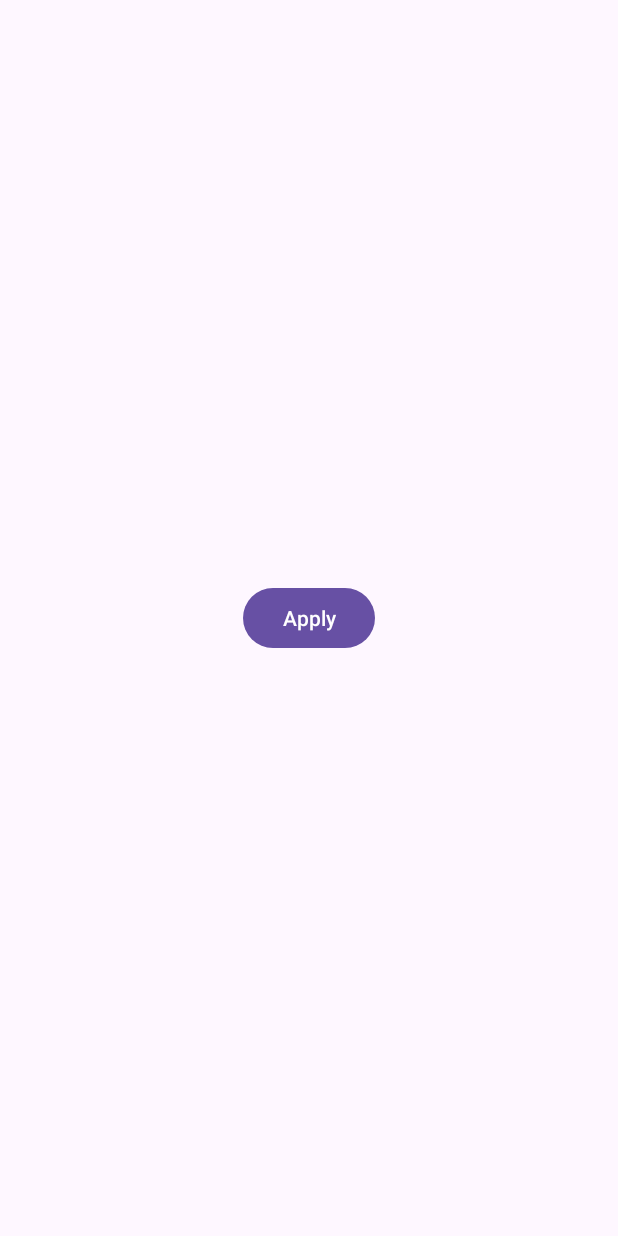
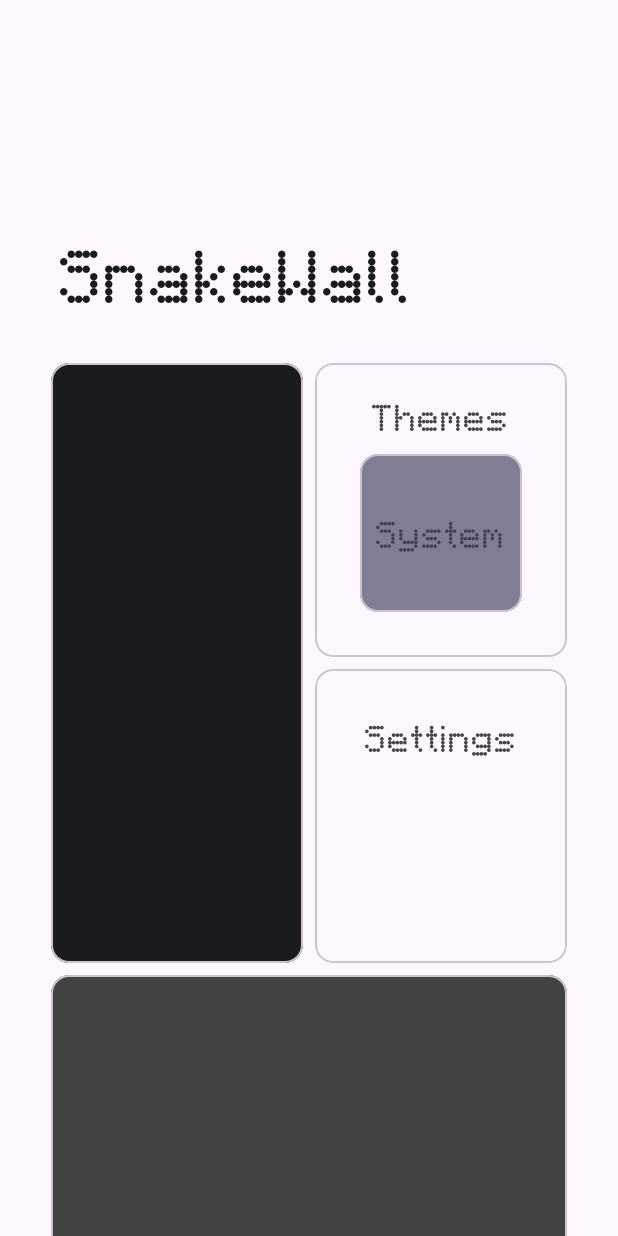
Before and after one commit to Kalpu-24/SnakeWall, an Android app: the screen it shows after launch (MainActivity), on a phone screen of 412 x 824 dp. Run offline under Robolectric (Android 15) with nearby library versions, the phone set to English and light mode, and no system bars.

Commit message:
presets and homescreen ui created partially

```diff
--- a/app/src/main/java/kalp/snake/wall/MainActivity.java
+++ b/app/src/main/java/kalp/snake/wall/MainActivity.java
@@ -1,10 +1,12 @@
 package kalp.snake.wall;
 
-import android.app.WallpaperManager;
-import android.content.ComponentName;
-import android.content.Intent;
+import android.content.SharedPreferences;
 import android.os.Bundle;
-import android.widget.Button;
+
+import android.os.Handler;
+import android.os.Looper;
+import android.util.Log;
+import android.widget.TextView;
 
 import androidx.activity.EdgeToEdge;
 import androidx.appcompat.app.AppCompatActivity;
@@ -12,9 +14,18 @@ import androidx.core.graphics.Insets;
 import androidx.core.view.ViewCompat;
 import androidx.core.view.WindowInsetsCompat;
 
-import kalp.snake.wall.service.SnakeWallpaperService;
+import com.google.android.material.card.MaterialCardView;
+
+import kalp.snake.wall.data.ColorThemesData;
+import kalp.snake.wall.models.ColorPrefConfig;
+import kalp.snake.wall.models.ColorTheme;
+
 
 public class MainActivity extends AppCompatActivity {
+
+    MaterialCardView themePreviewCard;
+    TextView themePreviewText;
+    int i = 0;
 
     @Override
     protected void onCreate(Bundle savedInstanceState) {
@@ -26,13 +37,30 @@ public class MainActivity extends AppCompatActivity {
             v.setPadding(systemBars.left, systemBars.top, systemBars.right, systemBars.bottom);
             return insets;
         });
-        Button apply = findViewById(R.id.apply);
-        apply.setOnClickListener(v -> {
-            Intent intent = new Intent(
-                    WallpaperManager.ACTION_CHANGE_LIVE_WALLPAPER);
-            intent.putExtra(WallpaperManager.EXTRA_LIVE_WALLPAPER_COMPONENT,
-                    new ComponentName(this, SnakeWallpaperService.class));
-            startActivity(intent);
+        themePreviewCard = findViewById(R.id.themePreviewCard);
+        themePreviewText = findViewById(R.id.themePreviewText);
+        ColorTheme[] colorThemes = ColorThemesData.getThemes();
+
+        themePreviewCard.setCardBackgroundColor(colorThemes[i].colorPrefConfig.getSnakeBackgroundColor());
+        themePreviewCard.setBackgroundTintList(null);
+        themePreviewText.setText(colorThemes[i].title);
+        themePreviewText.setTextColor(colorThemes[i].colorPrefConfig.getButtonsAndFrameColor());
+
+        loopPreview();
+    }
+
+    public void loopPreview() {
+        Thread loop = new Thread(() -> {
+            while (true) {
+                try {
+                    Thread.sleep(5000);
+                } catch (InterruptedException e) {
+                    throw new RuntimeException(e);
+                }
+                i = (i + 1) % 4;
+                Log.d("uhh", String.valueOf(i));
+            }
         });
+        loop.start();
     }
 }
--- /dev/null
+++ b/app/src/main/java/kalp/snake/wall/data/ColorThemesData.java
@@ -0,0 +1,51 @@
+package kalp.snake.wall.data;
+
+import kalp.snake.wall.R;
+import kalp.snake.wall.models.ColorPrefConfig;
+import kalp.snake.wall.models.ColorTheme;
+
+public class ColorThemesData {
+
+
+
+    static ColorPrefConfig systemThemeConfig = new ColorPrefConfig(
+            R.color.food_color,
+            R.color.snake_color,
+            R.color.snake_background_color,
+            R.color.buttons_and_frame_color,
+            R.color.grid_color
+    );
+
+    static ColorPrefConfig lightThemeConfig = new ColorPrefConfig(
+            0xFFFF0000,
+            0xFF1B1B1F,
+            0xFFF3EFF4,
+            0xFF1B1B1F,
+            0x141B1B1F
+    );
+
+    static ColorPrefConfig darkThemeConfig = new ColorPrefConfig(
+            0xFFFF0000,
+            0xFFF3EFF4,
+            0xFF1B1B1F,
+            0xFFF3EFF4,
+            0x14F3EFF4
+    );
+
+    static ColorPrefConfig retroThemeConfig = new ColorPrefConfig(
+            0xff191a18,
+            0xff191a18,
+            0xff8eb438,
+            0xff191a18,
+            0x14191a18
+    );
+
+    static ColorTheme systemTheme = new ColorTheme("System", systemThemeConfig);
+    static ColorTheme lightTheme = new ColorTheme("Light", lightThemeConfig);
+    static ColorTheme darkTheme = new ColorTheme("Dark", darkThemeConfig);
+    static ColorTheme retroTheme = new ColorTheme("Retro", retroThemeConfig);
+
+    public static ColorTheme[] getThemes(){
+        return new ColorTheme[]{systemTheme, lightTheme, darkTheme, retroTheme};
+    }
+}
--- a/app/src/main/java/kalp/snake/wall/models/WallpaperPrefConfig.java
+++ b/app/src/main/java/kalp/snake/wall/models/ColorPrefConfig.java
@@ -9,14 +9,14 @@ import androidx.core.content.ContextCompat;
 
 import kalp.snake.wall.R;
 
-public class WallpaperPrefConfig {
+public class ColorPrefConfig {
     private int foodColor;
     private int snakeColor;
     private int snakeBackgroundColor;
     private int buttonsAndFrameColor;
     private int gridColor;
 
-    public WallpaperPrefConfig(int foodColor, int snakeColor, int backgroundColor, int buttonsAndFrameColor, int gridColor) {
+    public ColorPrefConfig(int foodColor, int snakeColor, int backgroundColor, int buttonsAndFrameColor, int gridColor) {
         this.foodColor = foodColor;
         this.snakeColor = snakeColor;
         this.snakeBackgroundColor = backgroundColor;
@@ -65,14 +65,14 @@ public class WallpaperPrefConfig {
     }
 
 //    factory method to fetch from prefs and also make it default constructor
-    public static WallpaperPrefConfig getFromPrefs(SharedPreferences sharedPreferences, Context context) {
+    public static ColorPrefConfig getFromPrefs(SharedPreferences sharedPreferences, Context context) {
         int foodColor = sharedPreferences.getInt("foodColor", ContextCompat.getColor(context, R.color.food_color));
         int snakeColor = sharedPreferences.getInt("snakeColor", ContextCompat.getColor(context, R.color.snake_color));
         int backgroundColor = sharedPreferences.getInt("snakeBackgroundColor", ContextCompat.getColor(context, R.color.snake_background_color));
         int buttonsAndFrameColor = sharedPreferences.getInt("buttonsAndFrameColor", ContextCompat.getColor(context, R.color.buttons_and_frame_color));
         int gridColor = sharedPreferences.getInt("gridColor", ContextCompat.getColor(context, R.color.grid_color));
         Log.d("ColorConfig", "getFromPrefs: " + foodColor + " " + snakeColor + " " + backgroundColor + " " + buttonsAndFrameColor + " " + gridColor);
-        return new WallpaperPrefConfig(foodColor, snakeColor, backgroundColor, buttonsAndFrameColor, gridColor);
+        return new ColorPrefConfig(foodColor, snakeColor, backgroundColor, buttonsAndFrameColor, gridColor);
     }
 
     public void saveToPrefs(SharedPreferences sharedPreferences) {
--- /dev/null
+++ b/app/src/main/java/kalp/snake/wall/models/ColorTheme.java
@@ -0,0 +1,16 @@
+package kalp.snake.wall.models;
+
+public class ColorTheme {
+    public ColorTheme() {
+    }
+
+    public ColorTheme(String title, ColorPrefConfig colorPrefConfig) {
+        this.title = title;
+        this.colorPrefConfig = colorPrefConfig;
+    }
+
+    public String title;
+    public ColorPrefConfig colorPrefConfig;
+
+
+}
--- a/app/src/main/java/kalp/snake/wall/service/SnakeWallpaperService.java
+++ b/app/src/main/java/kalp/snake/wall/service/SnakeWallpaperService.java
@@ -35,7 +35,7 @@ import java.util.LinkedList;
 import kalp.snake.wall.R;
 import kalp.snake.wall.enums.EDirection;
 import kalp.snake.wall.enums.EGameState;
-import kalp.snake.wall.models.WallpaperPrefConfig;
+import kalp.snake.wall.models.ColorPrefConfig;
 import kotlin.Pair;
 
 public class SnakeWallpaperService extends WallpaperService {
@@ -129,7 +129,7 @@ public class SnakeWallpaperService extends WallpaperService {
         private boolean stateChanged = false;
         private int screenWidth, screenHeight;
 
-        private final WallpaperPrefConfig wallpaperPrefConfig;
+        private final ColorPrefConfig colorPrefConfig;
 
         private Thread gameThread;
 
@@ -141,13 +141,13 @@ public class SnakeWallpaperService extends WallpaperService {
             this.prefsName = "SnakeGamePrefs";
             SharedPreferences sharedPreferences = context.getSharedPreferences(this.prefsName, 0);
             this.sharedPreferences = sharedPreferences;
-            this.wallpaperPrefConfig = WallpaperPrefConfig.getFromPrefs(this.sharedPreferences, this.context);
+            this.colorPrefConfig = ColorPrefConfig.getFromPrefs(this.sharedPreferences, this.context);
 
-            snakeBackgroundColor = Color.valueOf(wallpaperPrefConfig.getSnakeBackgroundColor());
-            buttonsAndFrameColor = Color.valueOf(wallpaperPrefConfig.getButtonsAndFrameColor());
-            gridColor = Color.valueOf(wallpaperPrefConfig.getGridColor());
-            foodColor = Color.valueOf(wallpaperPrefConfig.getFoodColor());
-            snakeColor = Color.valueOf(wallpaperPrefConfig.getSnakeColor());
+            snakeBackgroundColor = Color.valueOf(colorPrefConfig.getSnakeBackgroundColor());
+            buttonsAndFrameColor = Color.valueOf(colorPrefConfig.getButtonsAndFrameColor());
+            gridColor = Color.valueOf(colorPrefConfig.getGridColor());
+            foodColor = Color.valueOf(colorPrefConfig.getFoodColor());
+            snakeColor = Color.valueOf(colorPrefConfig.getSnakeColor());
 
             this.gridSize = 19;
             this.gridMargin = 16;
--- a/app/src/main/res/layout/activity_main.xml
+++ b/app/src/main/res/layout/activity_main.xml
@@ -1,5 +1,5 @@
 <?xml version="1.0" encoding="utf-8"?>
-<androidx.constraintlayout.widget.ConstraintLayout xmlns:android="http://schemas.android.com/apk/res/android"
+<ScrollView xmlns:android="http://schemas.android.com/apk/res/android"
     xmlns:app="http://schemas.android.com/apk/res-auto"
     xmlns:tools="http://schemas.android.com/tools"
     android:id="@+id/main"
@@ -7,14 +7,126 @@
     android:layout_height="match_parent"
     tools:context=".MainActivity">
 
-    <com.google.android.material.button.MaterialButton
-        android:id="@+id/apply"
-        android:layout_width="wrap_content"
+    <androidx.constraintlayout.widget.ConstraintLayout
+        android:layout_width="match_parent"
         android:layout_height="wrap_content"
-        android:text="@string/apply"
-        app:layout_constraintBottom_toBottomOf="parent"
-        app:layout_constraintEnd_toEndOf="parent"
-        app:layout_constraintStart_toStartOf="parent"
-        app:layout_constraintTop_toTopOf="parent" />
+        android:paddingTop="?attr/collapsingToolbarLayoutLargeSize">
 
-</androidx.constraintlayout.widget.ConstraintLayout>
+        <TextView
+            android:id="@+id/textView"
+            android:layout_width="wrap_content"
+            android:layout_height="wrap_content"
+            android:layout_marginStart="40sp"
+            android:text="@string/app_title"
+            android:fontFamily="@font/mlcd"
+            android:textColor="@color/snake_color"
+            android:textSize="40sp"
+            app:layout_constraintStart_toStartOf="parent"
+            app:layout_constraintTop_toTopOf="parent" />
+
+        <GridLayout
+            android:layout_width="match_parent"
+            android:layout_height="wrap_content"
+            android:layout_marginTop="26dp"
+            android:paddingHorizontal="30dp"
+            android:useDefaultMargins="true"
+            app:layout_constraintEnd_toEndOf="parent"
+            app:layout_constraintStart_toStartOf="parent"
+            app:layout_constraintTop_toBottomOf="@+id/textView">
+
+            <com.google.android.material.card.MaterialCardView
+                android:layout_width="0dp"
+                android:layout_height="400dp"
+                android:layout_row="0"
+                android:layout_column="0"
+                android:layout_columnWeight="1"
+                android:layout_rowSpan="2"
+                android:backgroundTint="@color/snake_color">
+
+            </com.google.android.material.card.MaterialCardView>
+
+            <com.google.android.material.card.MaterialCardView
+                android:layout_width="0dp"
+                android:layout_height="0dp"
+                android:layout_row="0"
+                android:layout_column="1"
+                android:layout_columnWeight="1"
+                android:layout_rowWeight="1"
+                >
+
+                <LinearLayout
+                    android:layout_width="match_parent"
+                    android:layout_height="match_parent"
+                    android:orientation="vertical"
+                    android:padding="20dp">
+
+                    <TextView
+                        android:layout_width="match_parent"
+                        android:layout_height="wrap_content"
+                        android:textAlignment="center"
+                        android:textSize="20sp"
+                        android:fontFamily="@font/mlcd"
+                        android:text="@string/themes"/>
+
+                    <com.google.android.material.card.MaterialCardView
+                        android:layout_width="match_parent"
+                        android:layout_height="match_parent"
+                        android:id="@+id/themePreviewCard"
+                        android:layout_margin="10dp">
+
+                        <TextView
+                            android:layout_width="wrap_content"
+                            android:layout_height="wrap_content"
+                            android:fontFamily="@font/mlcd"
+                            android:layout_gravity="center"
+                            android:textAlignment="center"
+                            android:textSize="20sp"
+                            android:id="@+id/themePreviewText"/>
+                    </com.google.android.material.card.MaterialCardView>
+
+                </LinearLayout>
+
+            </com.google.android.material.card.MaterialCardView>
+
+            <com.google.android.material.card.MaterialCardView
+                android:layout_width="0dp"
+                android:layout_height="0dp"
+                android:layout_row="1"
+                android:layout_column="1"
+                android:layout_columnWeight="1"
+                android:layout_rowWeight="1">
+
+                <LinearLayout
+                    android:layout_width="match_parent"
+                    android:layout_height="match_parent"
+                    android:padding="30dp">
+
+                    <TextView
+                        android:layout_width="match_parent"
+                        android:layout_height="wrap_content"
+                        android:textAlignment="center"
+                        android:fontFamily="@font/mlcd"
+                        android:textSize="20sp"
+                        android:text="@string/settings"/>
+
+                </LinearLayout>
+
+            </com.google.android.material.card.MaterialCardView>
+            <com.google.android.material.card.MaterialCardView
+                android:layout_width="0dp"
+                android:layout_height="200dp"
+                android:layout_row="2"
+                android:layout_column="0"
+                android:layout_columnWeight="1"
+                android:layout_columnSpan="2"
+                android:backgroundTint="@color/cardview_dark_background">
+
+
+            </com.google.android.material.card.MaterialCardView>
+
+        </GridLayout>
+
+
+    </androidx.constraintlayout.widget.ConstraintLayout>
+
+</ScrollView>
--- a/app/src/main/res/values/strings.xml
+++ b/app/src/main/res/values/strings.xml
@@ -1,13 +1,16 @@
 <resources>
-    <string name="app_name">Snake Game Wallpaper</string>
+    <string name="app_name">SnakeWall</string>
     <string name="apply">Apply</string>
     <string name="snake_card_name">Snake Game</string>
     <string name="snake_game_paused">Game Paused</string>
     <string name="snake_tap_to_play">Tap start to play</string>
-    <string name="snake_tap_to_restart">Tap start to restart</string>
-    <string name="snake_tap_to_resume">Tap start to resume</string>
+    <string name="snake_tap_to_restart">Tap to Restart</string>
+    <string name="snake_tap_to_resume">Tap to Resume</string>
     <string name="snake_your_score">Your score</string>
     <string name="snake_game_over">GAME OVER</string>
     <string name="wallpaper_name">Snake Game</string>
     <string name="wallpaper_description">The classic. Reborn on your home screen</string>
+    <string name="app_title">SnakeWall</string>
+    <string name="settings">Settings</string>
+    <string name="themes">Themes</string>
 </resources>
```
